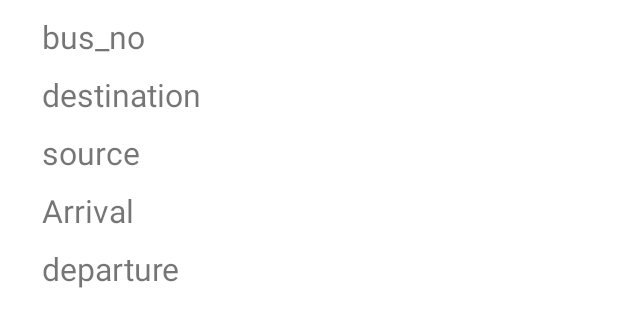
After one commit to AllisterLopesDev/Smart-Transportation-System-Passenger-Module, an Android app: the layout bus_details_list.xml on its own in the app's theme, with its tools: preview values and no code run, on a phone screen of 412 x 824 dp. The commit adds this screen. Shown: the top 327 px of the screen. Run offline under Robolectric (Android 15) with nearby library versions, the light colour scheme and no system bars.

Commit message:
file modified

```diff
--- a/app/src/main/AndroidManifest.xml
+++ b/app/src/main/AndroidManifest.xml
@@ -16,6 +16,9 @@
         android:supportsRtl="true"
         android:theme="@style/Theme.Stspassenger"
         tools:targetApi="31">
+        <activity
+            android:name=".activities.ScheduleActivity"
+            android:exported="false" />
         <activity
             android:name=".activities.InstantTicketBooking"
             android:exported="false" />
--- a/app/src/main/java/com/example/sts_passenger/Consts.java
+++ b/app/src/main/java/com/example/sts_passenger/Consts.java
@@ -3,9 +3,9 @@ package com.example.sts_passenger;
 public class Consts {
 
     // Base URLs
-    public static final String BASE_URL_PASSENGER_AUTH = "http://3.110.42.226/user/";
-    public static final String BASE_URL_BOOKING = "http://3.110.42.226/booking/";
-    public static final String BASE_URL_BUS = "http://3.110.42.226/bus/";
+    public static final String BASE_URL_PASSENGER_AUTH = "http://192.168.35.166:5000/user/";
+    public static final String BASE_URL_BOOKING = "http://192.168.35.166:5000/booking/";
+    public static final String BASE_URL_BUS = "http://192.168.35.166:5000/bus/";
 
     // Endpoints
     public static final String ENDPOINT_LOGIN = "login";
--- a/app/src/main/java/com/example/sts_passenger/activities/PassengerHomePage.java
+++ b/app/src/main/java/com/example/sts_passenger/activities/PassengerHomePage.java
@@ -40,7 +40,7 @@ public class PassengerHomePage extends AppCompatActivity {
                 } else if (id == R.id.ticket) {
                     loadFrag(new TicketFragment(),false);
                 } else if (id == R.id.schedule) {
-                    loadFrag(new ScheduleFragment(),false);
+                    loadActivity();
                 } else if (id == R.id.issues) {
                     loadFrag(new IssueReportingFragment(),false);
                 }else {
@@ -64,7 +64,7 @@ public class PassengerHomePage extends AppCompatActivity {
     }
 
     public  void loadActivity(){
-        Intent i = new Intent(getApplicationContext(), InstantTicketBooking.class);
+        Intent i = new Intent(getApplicationContext(), ScheduleActivity.class);
         startActivity(i);
 
     }
--- /dev/null
+++ b/app/src/main/res/layout/bus_details_list.xml
@@ -0,0 +1,73 @@
+<?xml version="1.0" encoding="utf-8"?>
+<androidx.constraintlayout.widget.ConstraintLayout xmlns:android="http://schemas.android.com/apk/res/android"
+    xmlns:app="http://schemas.android.com/apk/res-auto"
+    android:layout_width="match_parent"
+    android:layout_height="match_parent"
+    android:orientation="vertical">
+
+    <LinearLayout
+        android:layout_width="match_parent"
+        android:layout_height="match_parent"
+        android:orientation="vertical">
+
+    <TextView
+        android:id="@+id/tv_Bus_no"
+        android:text="bus_no"
+        android:layout_width="wrap_content"
+        android:layout_height="wrap_content"
+        android:layout_marginStart="28dp"
+        android:layout_marginTop="10dp"
+        android:textSize="21sp"
+        app:layout_constraintStart_toStartOf="parent"
+        app:layout_constraintTop_toTopOf="parent" />
+
+        <TextView
+            android:id="@+id/tv_Destination"
+            android:layout_width="wrap_content"
+            android:layout_height="wrap_content"
+            android:layout_marginStart="28dp"
+            android:layout_marginTop="10dp"
+            android:text="destination"
+            android:textSize="21sp"
+            app:layout_constraintStart_toStartOf="parent"
+            app:layout_constraintTop_toTopOf="parent" />
+
+        <TextView
+            android:id="@+id/tv_Source"
+            android:layout_width="wrap_content"
+            android:layout_height="wrap_content"
+            android:layout_marginStart="28dp"
+            android:layout_marginTop="10dp"
+            android:text="source"
+            android:textSize="21sp"
+            app:layout_constraintStart_toStartOf="parent"
+            app:layout_constraintTop_toTopOf="parent" />
+
+
+
+            <TextView
+                android:id="@+id/tv_Arrival"
+                android:layout_width="wrap_content"
+                android:layout_height="wrap_content"
+                android:layout_marginStart="28dp"
+                android:layout_marginTop="10dp"
+                android:text="Arrival"
+                android:textSize="21sp"
+                app:layout_constraintStart_toStartOf="parent"
+                app:layout_constraintTop_toTopOf="parent" />
+
+            <TextView
+                android:id="@+id/tv_Departure"
+                android:layout_width="wrap_content"
+                android:layout_height="wrap_content"
+                android:layout_marginStart="28dp"
+                android:layout_marginTop="10dp"
+                android:text="departure"
+                android:textSize="21sp"
+                app:layout_constraintStart_toStartOf="parent"
+                app:layout_constraintTop_toTopOf="parent" />
+        </LinearLayout>
+
+
+
+</androidx.constraintlayout.widget.ConstraintLayout>
--- a/app/src/main/res/xml/network_security_config.xml
+++ b/app/src/main/res/xml/network_security_config.xml
@@ -6,6 +6,6 @@
 <network-security-config>
     <base-config cleartextTrafficPermitted="true" />
     <domain-config cleartextTrafficPermitted="true">
-        <domain includeSubdomains="true">3.110.42.226</domain>
+        <domain includeSubdomains="true">192.168.35.166:5000</domain>
     </domain-config>
 </network-security-config>
```
Also changed, not shown: app/src/main/java/com/example/sts_passenger/activities/ScheduleActivity.java (added, +41 -0 lines), app/src/main/java/com/example/sts_passenger/adapters/AllAvailableBusScheduleAdapter.java (added, +65 -0 lines), app/src/main/res/layout/activity_schedule.xml (added, +46 -0 lines).
